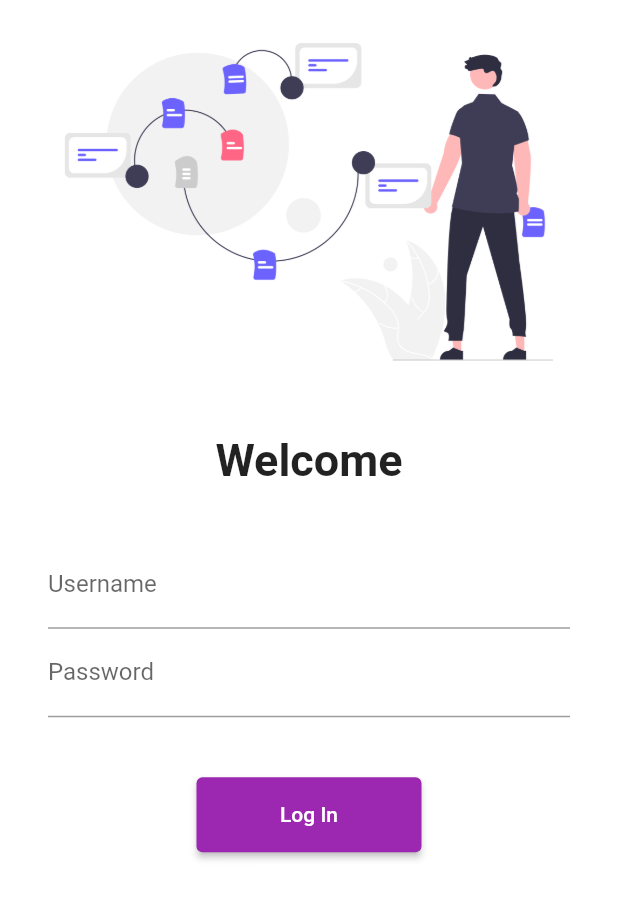
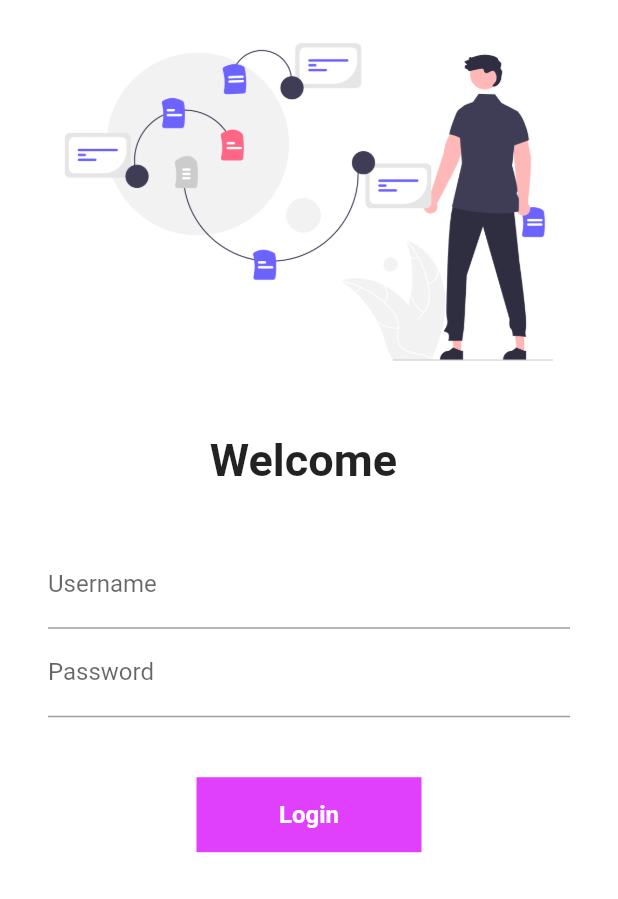
Before and after one commit to asad1729/Flutter-Catalog-, a Flutter app: the screen it shows after launch, on a phone screen of 412 x 824 dp. Shown: the top 899 px of the screen. Run offline on Flutter 3.47's test engine with Material 2 defaults, Android fonts, the phone set to English and light mode, and no system bars.

Commit message:
day 6 done and dusted

```diff
--- a/lib/screens/login_page.dart
+++ b/lib/screens/login_page.dart
@@ -1,7 +1,14 @@
 import 'package:flutter/material.dart';
 import 'package:flutter_catalog/utils/routes.dart';
 
-class log_in_page extends StatelessWidget {
+class log_in_page extends StatefulWidget {
+  @override
+  State<log_in_page> createState() => _log_in_pageState();
+}
+
+class _log_in_pageState extends State<log_in_page> {
+  String name = "";
+  bool changeButton = false;
   @override
   Widget build(BuildContext context) {
     return Material(
@@ -18,15 +25,15 @@ class log_in_page extends StatelessWidget {
                 height: 20,
               ),
               Text(
-                "Welcome",
+                "Welcome $name",
                 style: TextStyle(fontSize: 30, fontWeight: FontWeight.bold),
               ),
               SizedBox(
                 height: 20,
               ),
               Padding(
-                padding:
-                    const EdgeInsets.symmetric(vertical: 16, horizontal: 32.0),
+                  padding: const EdgeInsets.symmetric(
+                      vertical: 16, horizontal: 32.0),
                   child: SingleChildScrollView(
                     child: Column(
                       children: [
@@ -35,6 +42,10 @@ class log_in_page extends StatelessWidget {
                             hintText: "Enter your Username",
                             labelText: "Username",
                           ),
+                          onChanged: (value) {
+                            name = value;
+                            setState(() {});
+                          },
                         ),
                         TextFormField(
                           obscureText: true,
@@ -46,17 +57,48 @@ class log_in_page extends StatelessWidget {
                         SizedBox(
                           height: 40.0,
                         ),
-                      ElevatedButton(
+                        InkWell(
+                            onTap: () async {
+                              setState(() {
+                                changeButton = true;
+                              });
+                              await Future.delayed(Duration(seconds: 1));
+                              // Navigator.pushNamed(context, MyRoutes.homeRoute);
+                            },
+                            child: AnimatedContainer(
+                              duration: Duration(seconds: 1),
+                              height: 50,
+                              width: changeButton ? 50 : 150,
+                              alignment: Alignment.center,
+                              child: changeButton
+                                  ? Icon(Icons.done, color: Colors.white)
+                                  : Text(
+                                      "Login",
+                                      style: TextStyle(
+                                        color: Colors.white,
+                                        fontWeight: FontWeight.bold,
+                                        fontSize: 16,
+                                      ),
+                                    ),
+                              decoration: BoxDecoration(
+                                color: Colors.purpleAccent,
+                                shape: changeButton
+                                    ? BoxShape.circle
+                                    : BoxShape.rectangle,
+                                /*  borderRadius: BorderRadius.circular(10)), */
+                              ),
+                            )
+                            /*  ElevatedButton(
                           onPressed: () {
                             Navigator.pushNamed(context, MyRoutes.homeRoute);
                           },
                           child: Text("Log In"),
                           style:
-                              TextButton.styleFrom(minimumSize: Size(150, 50)))
+                              TextButton.styleFrom(minimumSize: Size(150, 50))) */
+                            )
                       ],
                     ),
-                ),
-              )
+                  ))
             ],
           ),
         ));
```
Lines whose indentation alone changed are shown as unchanged.
